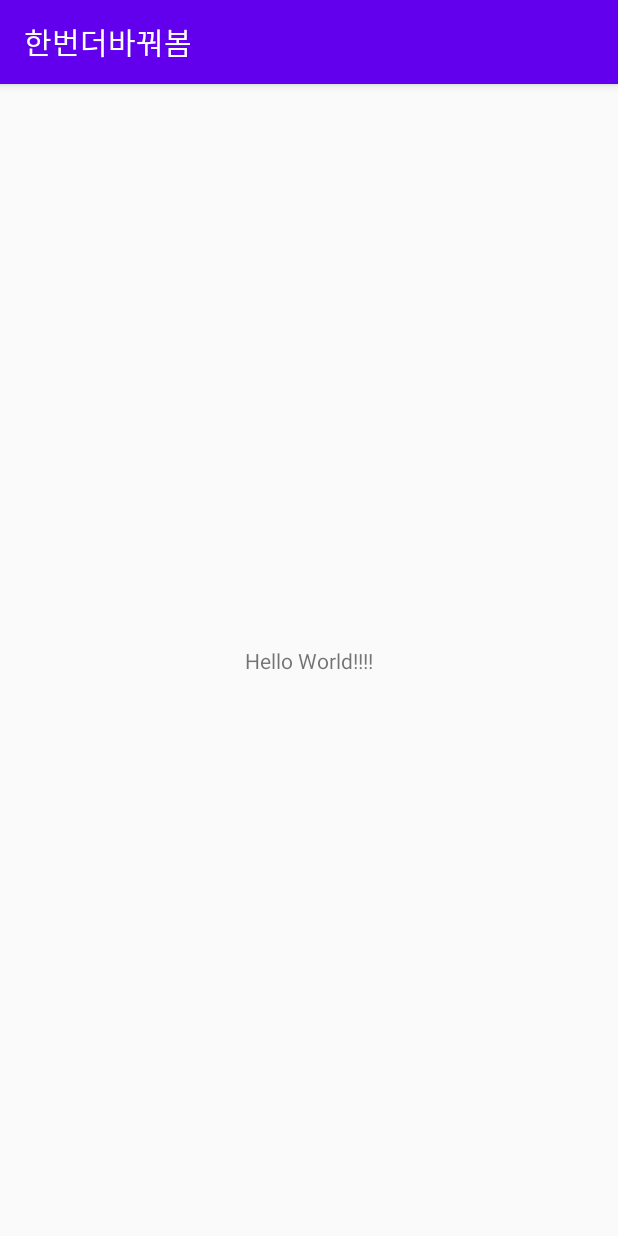
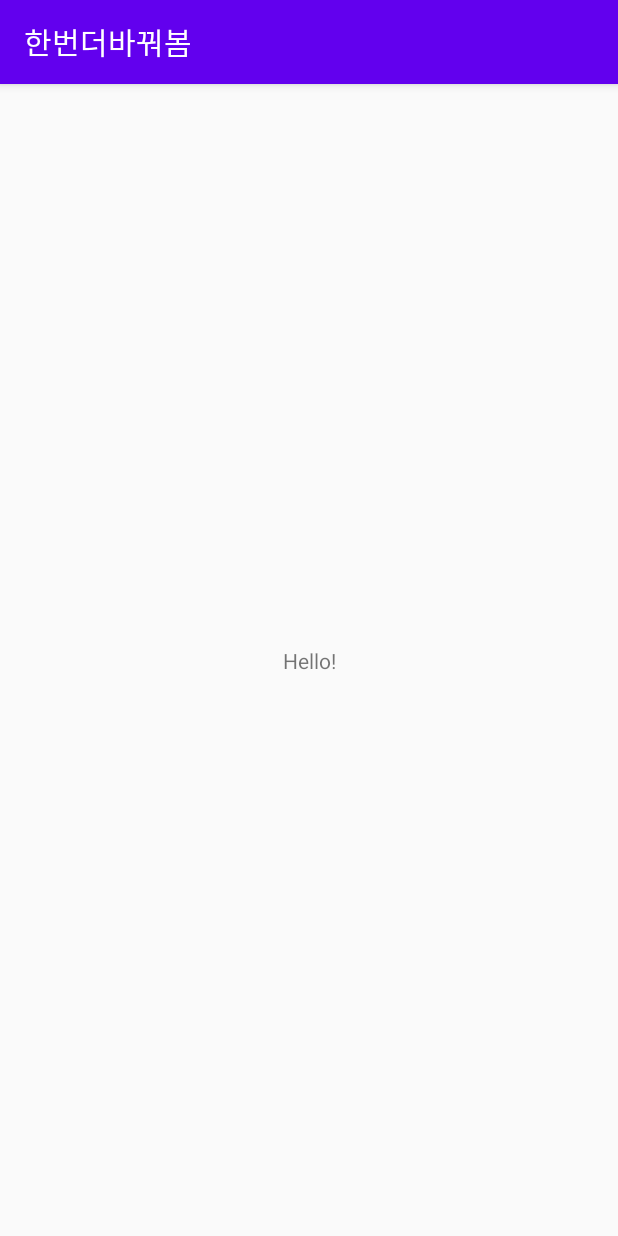
Before and after one commit to Onewoo/Test, an Android app: the screen it shows after launch (MainActivity), on a phone screen of 412 x 824 dp. Run offline under Robolectric (Android 15) with nearby library versions, the phone set to English and light mode, and no system bars.

Commit message:
add Hello!

```diff
--- a/app/src/main/res/layout/activity_main.xml
+++ b/app/src/main/res/layout/activity_main.xml
@@ -9,7 +9,7 @@
     <TextView
         android:layout_width="wrap_content"
         android:layout_height="wrap_content"
-        android:text="Hello World!!!!"
+        android:text="Hello!"
         app:layout_constraintBottom_toBottomOf="parent"
         app:layout_constraintLeft_toLeftOf="parent"
         app:layout_constraintRight_toRightOf="parent"
```
